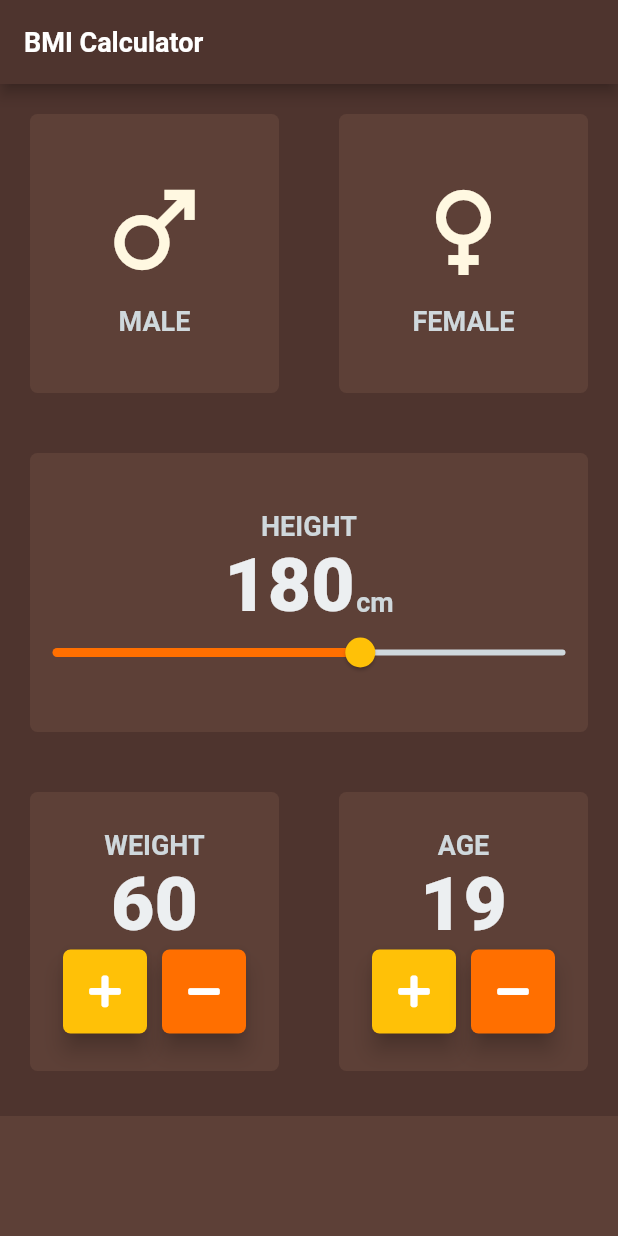
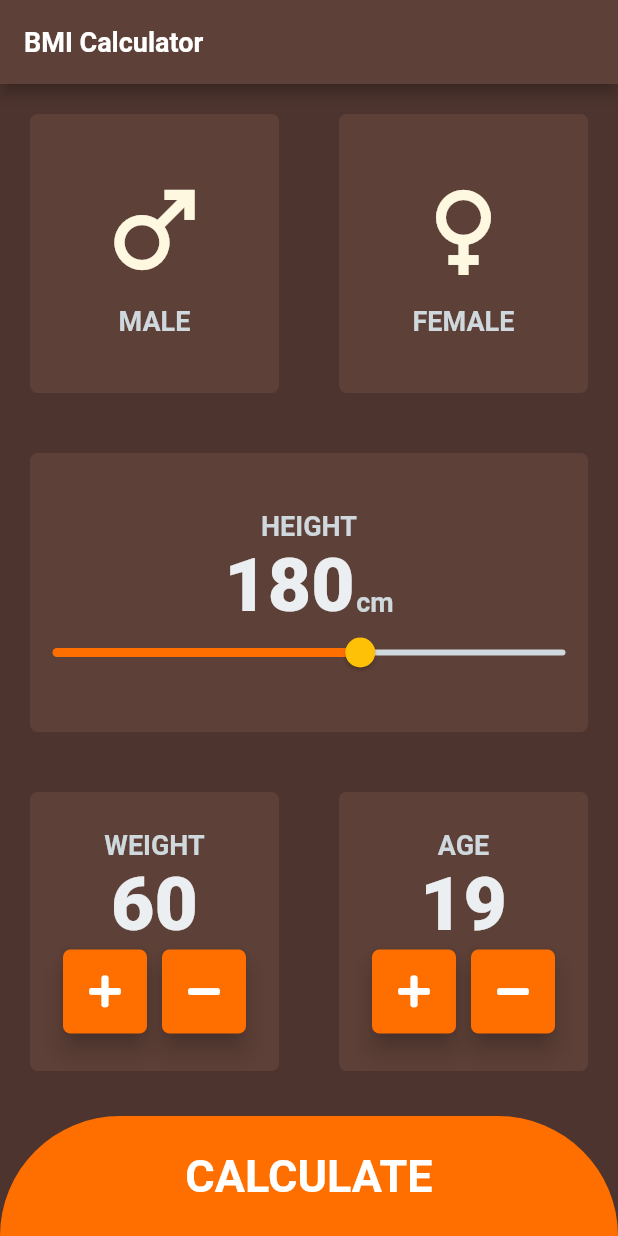
Before and after one commit to cyruskigo30/bmi_calculator, a Flutter app: the screen it shows after launch, on a phone screen of 412 x 824 dp. Run offline on Flutter 3.47's test engine with Material 2 defaults, Android fonts, the phone set to English and light mode, and no system bars; our stand-ins replace font_awesome_flutter.

Commit message:
Add calculate button

```diff
--- a/lib/pages/input_page.dart
+++ b/lib/pages/input_page.dart
@@ -1,19 +1,18 @@
-import 'package:flutter/material.dart';
-
-import 'package:font_awesome_flutter/font_awesome_flutter.dart';
-
 import 'package:bmi/theme/colors.dart';
 import 'package:bmi/theme/text_styling.dart';
 import 'package:bmi/utils/constants.dart';
 import 'package:bmi/widgets/custom_square_icon_buttons.dart';
 import 'package:bmi/widgets/icon_text_widget.dart';
 import 'package:bmi/widgets/reusable_card_widget.dart';
+import 'package:flutter/material.dart';
+import 'package:font_awesome_flutter/font_awesome_flutter.dart';
 
 enum GenderType {
   male,
   female,
   idle,
 }
+
 GenderType selectedGender = GenderType.idle;
 int height = 180;
 int weight = 60;
@@ -31,7 +30,7 @@ class _InputPageState extends State<InputPage> {
   Widget build(BuildContext context) {
     return Scaffold(
       appBar: AppBar(
-        backgroundColor: primaryColor,
+        backgroundColor: secondaryColor,
         title: const Text(
           'BMI Calculator',
           style: TextStyle(
@@ -55,7 +54,7 @@ class _InputPageState extends State<InputPage> {
                       });
                     },
                     colors: selectedGender == GenderType.male
-                        ? tertiaryColor
+                        ? alertColor
                         : secondaryColor,
                     cardChild: const ReusableIconTextWidget(
                       iconImager: Icons.male,
@@ -71,7 +70,7 @@ class _InputPageState extends State<InputPage> {
                       });
                     },
                     colors: selectedGender == GenderType.female
-                        ? tertiaryColor
+                        ? alertColor
                         : secondaryColor,
                     cardChild: const ReusableIconTextWidget(
                       iconImager: Icons.female,
@@ -104,7 +103,7 @@ class _InputPageState extends State<InputPage> {
                       const SizedBox(
                         width: 1,
                       ),
-                      Text('cm', style: kLabelTextStyle),
+                      const Text('cm', style: kLabelTextStyle),
                     ],
                   ),
                   SliderTheme(
@@ -116,16 +115,12 @@ class _InputPageState extends State<InputPage> {
                       thumbColor: supportColor,
                       activeTrackColor: alertColor,
                       inactiveTrackColor: lightGreyColor,
-                      overlayColor: supportColor.withOpacity(.20),
+                      overlayColor: alertColor.withOpacity(.20),
                     ),
                     child: Slider(
                       value: height.toDouble(),
                       min: 120,
                       max: 220,
-
-                      // activeColor: Colors.white,
-                      // inactiveColor: Colors.blueGrey.shade100,
-                      // value passed by slider
                       onChanged: (double newValue) {
                         setState(() {
                           height = newValue.round();
@@ -147,7 +142,7 @@ class _InputPageState extends State<InputPage> {
                     cardChild: Column(
                       mainAxisAlignment: MainAxisAlignment.center,
                       children: [
-                        Text(
+                        const Text(
                           "WEIGHT",
                           style: kLabelTextStyle,
                         ),
@@ -160,7 +155,7 @@ class _InputPageState extends State<InputPage> {
                           children: [
                             CustomSquareIconButton(
                               buttonIcon: FontAwesomeIcons.plus,
-                              customButtonColor: supportColor,
+                              customButtonColor: alertColor,
                               onButtonPressed: () {
                                 setState(() {
                                   weight++;
@@ -202,7 +197,7 @@ class _InputPageState extends State<InputPage> {
                           children: [
                             CustomSquareIconButton(
                               buttonIcon: FontAwesomeIcons.plus,
-                              customButtonColor: supportColor,
+                              customButtonColor: alertColor,
                               onButtonPressed: () {
                                 setState(() {
                                   age++;
@@ -229,10 +224,26 @@ class _InputPageState extends State<InputPage> {
             ),
           ),
           Container(
-            color: secondaryColor,
+            decoration: const BoxDecoration(
+              color: alertColor,
+              borderRadius: BorderRadius.only(
+                topLeft: Radius.circular(100),
+                topRight: Radius.circular(100),
+              ),
+            ),
             margin: const EdgeInsets.only(top: 10),
-            width: double.infinity, //value equal to full width of screen
             height: kBottomContainerHeight,
+            //value equal to full width of screen
+            width: double.infinity,
+            child: const Center(
+              child: Text(
+                'CALCULATE',
+                style: TextStyle(
+                  fontSize: 30,
+                  fontWeight: FontWeight.w600,
+                ),
+              ),
+            ),
           ),
         ],
       ),
--- a/lib/widgets/reusable_card_widget.dart
+++ b/lib/widgets/reusable_card_widget.dart
@@ -2,7 +2,8 @@ import 'package:flutter/material.dart';
 
 class ReusableCard extends StatelessWidget {
   // create a constructor
-  ReusableCard({
+  const ReusableCard({
+
     required this.colors,
     required this.cardChild,
     this.onPress,
```
